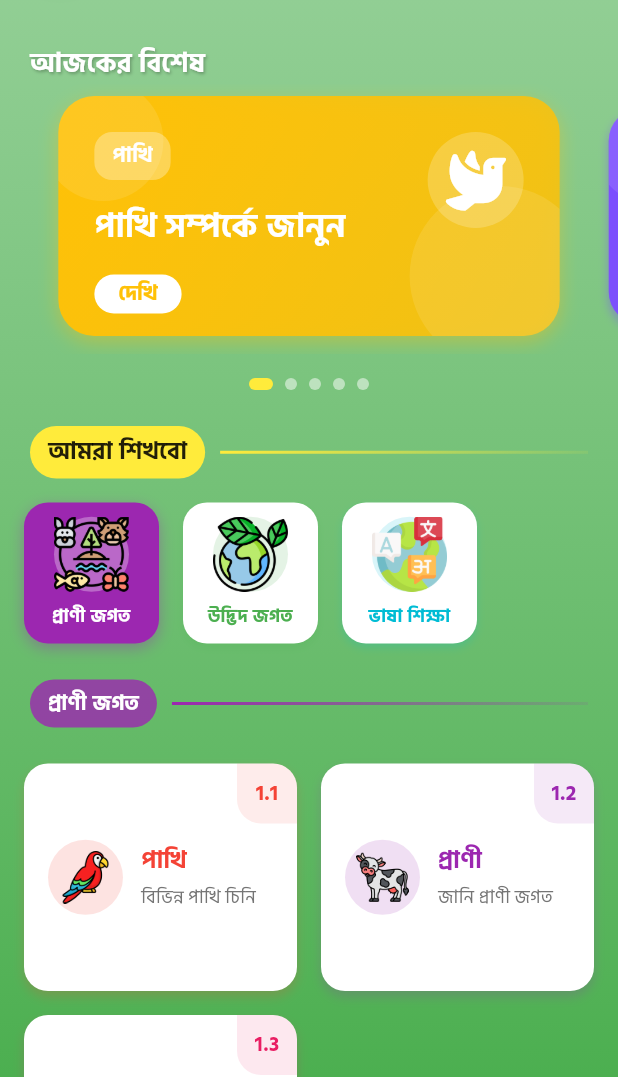
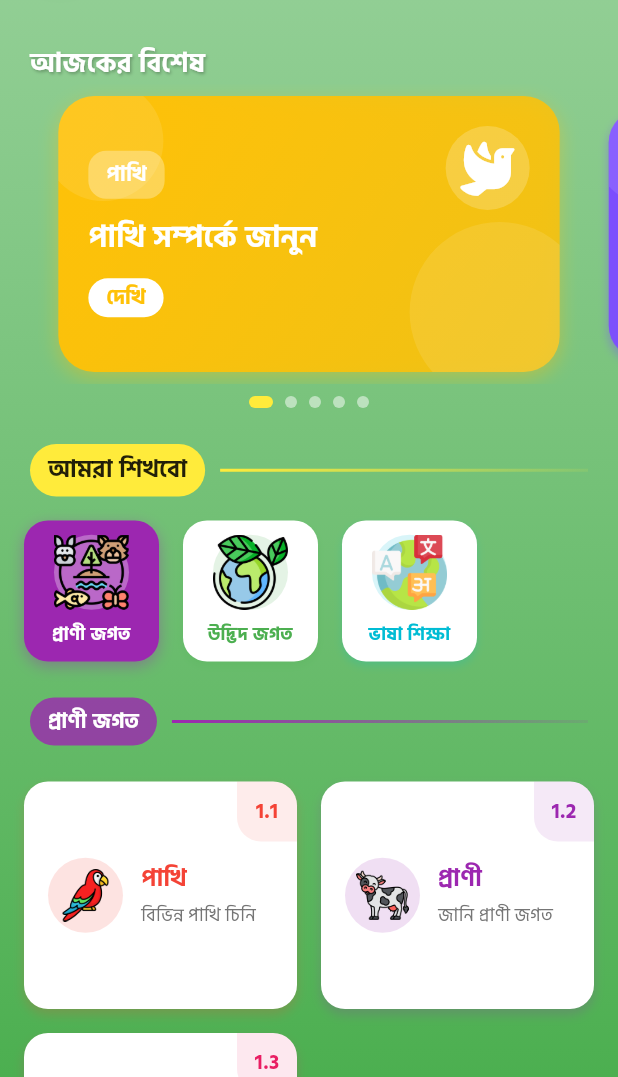
Before and after one commit to sohrab09/awwao, a Flutter app: the HomeScreen screen opened directly, on a phone screen of 412 x 824 dp, the part 159-1236 px from its top. Run offline on Flutter 3.47's test engine with Material 3 defaults, Android fonts, the phone set to English and light mode, and no system bars; our stand-ins replace firebase_auth, firebase_core, font_awesome_flutter, shared_preferences; accounts and stored records are empty.

Commit message:
Fix the design issue in home screen.

```diff
--- a/lib/screens/home_screen.dart
+++ b/lib/screens/home_screen.dart
@@ -387,7 +387,7 @@ class _HomeScreenState extends State<HomeScreen> with TickerProviderStateMixin {
           ),
         ),
         SizedBox(
-          height: 180,
+          height: 200, // Increased from 180 to 200
           child: PageView.builder(
             controller: _pageController,
             onPageChanged: (int page) {
@@ -405,7 +405,7 @@ class _HomeScreenState extends State<HomeScreen> with TickerProviderStateMixin {
           ),
         ),
         Padding(
-          padding: const EdgeInsets.only(top: 16),
+          padding: const EdgeInsets.only(top: 8), // Reduced from 16 to 8
           child: Row(
             mainAxisAlignment: MainAxisAlignment.center,
             children: List.generate(
@@ -520,7 +520,12 @@ class _HomeScreenState extends State<HomeScreen> with TickerProviderStateMixin {
       scale: isActive ? 1.0 : 0.9,
       duration: const Duration(milliseconds: 300),
       child: Container(
-        margin: const EdgeInsets.fromLTRB(8, 8, 8, 12),
+        margin: const EdgeInsets.fromLTRB(
+          8,
+          8,
+          8,
+          8,
+        ), // Reduced bottom margin from 12 to 8
         decoration: BoxDecoration(
           gradient: LinearGradient(
             begin: Alignment.topLeft,
@@ -568,7 +573,7 @@ class _HomeScreenState extends State<HomeScreen> with TickerProviderStateMixin {
 
               // Content
               Padding(
-                padding: const EdgeInsets.all(24),
+                padding: const EdgeInsets.all(20), // Reduced from 24 to 20
                 child: Row(
                   crossAxisAlignment: CrossAxisAlignment.start,
                   children: [
@@ -595,19 +600,19 @@ class _HomeScreenState extends State<HomeScreen> with TickerProviderStateMixin {
                               ),
                             ),
                           ),
-                          const SizedBox(height: 16),
+                          const SizedBox(height: 12), // Reduced from 16 to 12
                           Text(
                             item.description,
                             style: const TextStyle(
                               color: Colors.white,
                               fontWeight: FontWeight.bold,
-                              fontSize: 22,
+                              fontSize: 20, // Reduced from 22 to 20
                             ),
                           ),
-                          const SizedBox(height: 16),
+                          const SizedBox(height: 12), // Reduced from 16 to 12
                           Container(
                             padding: const EdgeInsets.symmetric(
-                              horizontal: 16,
+                              horizontal: 12, // Reduced from 16 to 12
                               vertical: 3,
                             ),
                             decoration: BoxDecoration(
@@ -627,12 +632,18 @@ class _HomeScreenState extends State<HomeScreen> with TickerProviderStateMixin {
                       ),
                     ),
                     Container(
-                      padding: const EdgeInsets.all(12),
+                      padding: const EdgeInsets.all(
+                        10,
+                      ), // Reduced from 12 to 10
                       decoration: BoxDecoration(
                         color: Colors.white.withOpacity(0.2),
                         shape: BoxShape.circle,
                       ),
-                      child: Icon(item.icon, size: 40, color: Colors.white),
+                      child: Icon(
+                        item.icon,
+                        size: 36,
+                        color: Colors.white,
+                      ), // Reduced from 40 to 36
                     ),
                   ],
                 ),
```
